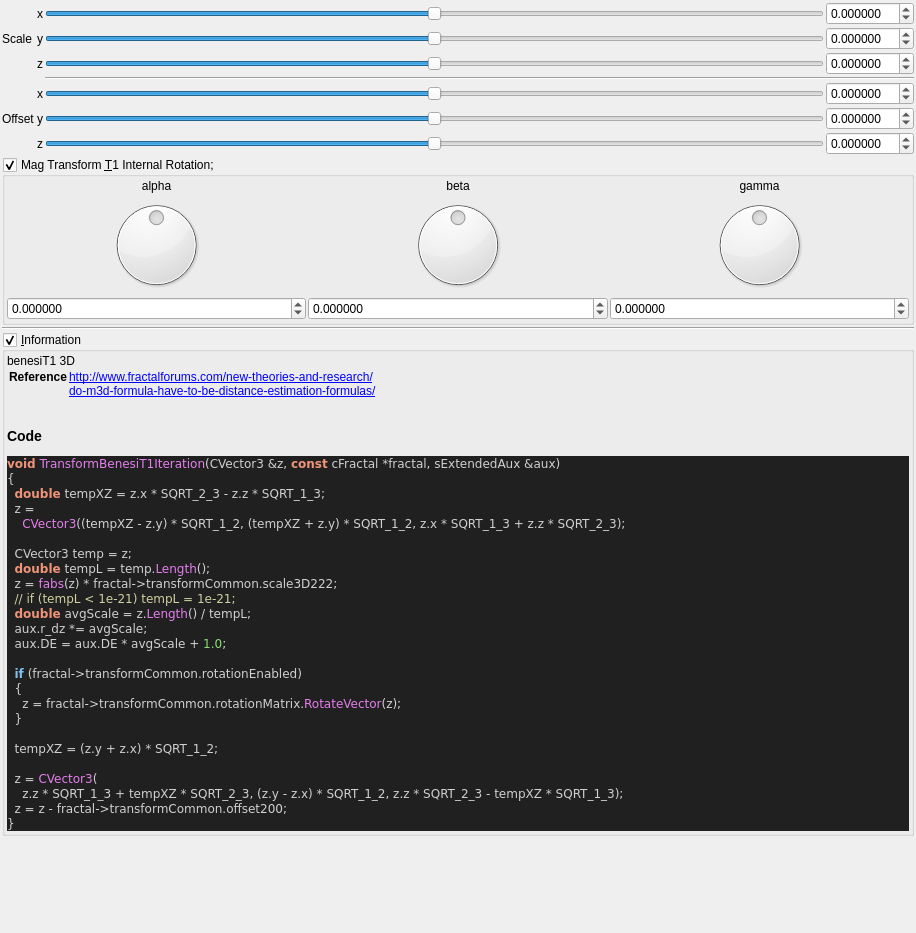
The window that mandelbulber2/qt_data/fractal_transf_benesi_T1.ui (buddhi1980/mandelbulber2) describes before a commit, drawn with Qt 5.
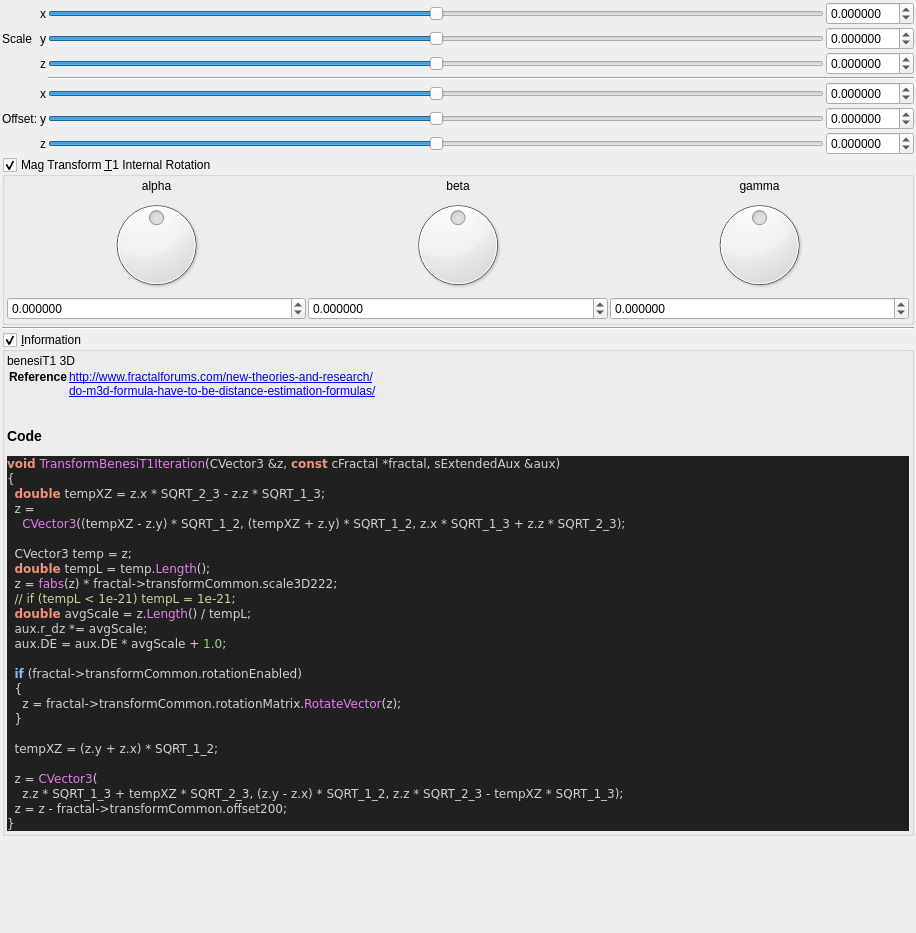
The same window after the commit. Custom widgets are drawn as their Qt base class.

Diff of the .ui file:
```diff
--- a/mandelbulber2/qt_data/fractal_transf_benesi_T1.ui
+++ b/mandelbulber2/qt_data/fractal_transf_benesi_T1.ui
@@ -386,7 +386,7 @@
      <item row="5" column="1">
       <widget class="QLabel" name="label_255">
        <property name="text">
-        <string>Offset</string>
+        <string>Offset:</string>
        </property>
       </widget>
      </item>
@@ -402,7 +402,7 @@
    <item>
     <widget class="MyGroupBox" name="groupCheck_transf_rotation_enabled">
      <property name="title">
-      <string>Mag Transform &amp;T1 Internal Rotation;</string>
+      <string>Mag Transform &amp;T1 Internal Rotation</string>
      </property>
      <property name="checkable">
       <bool>true</bool>
```
